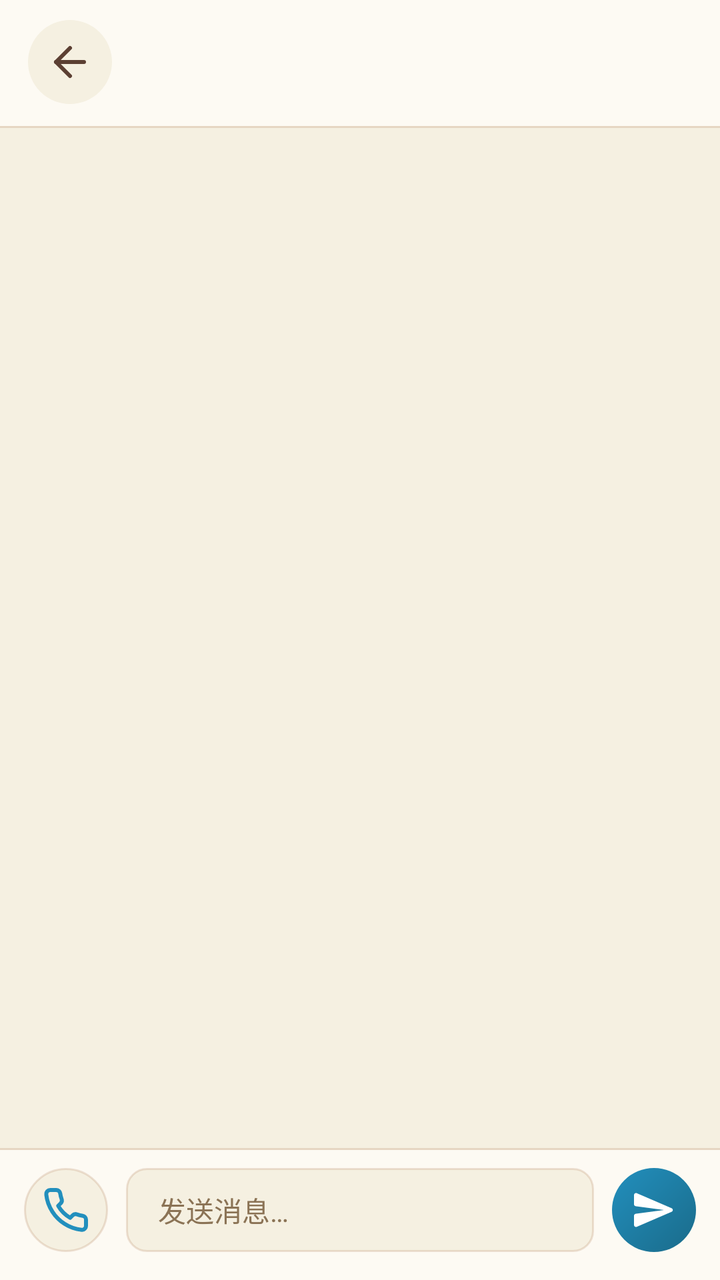
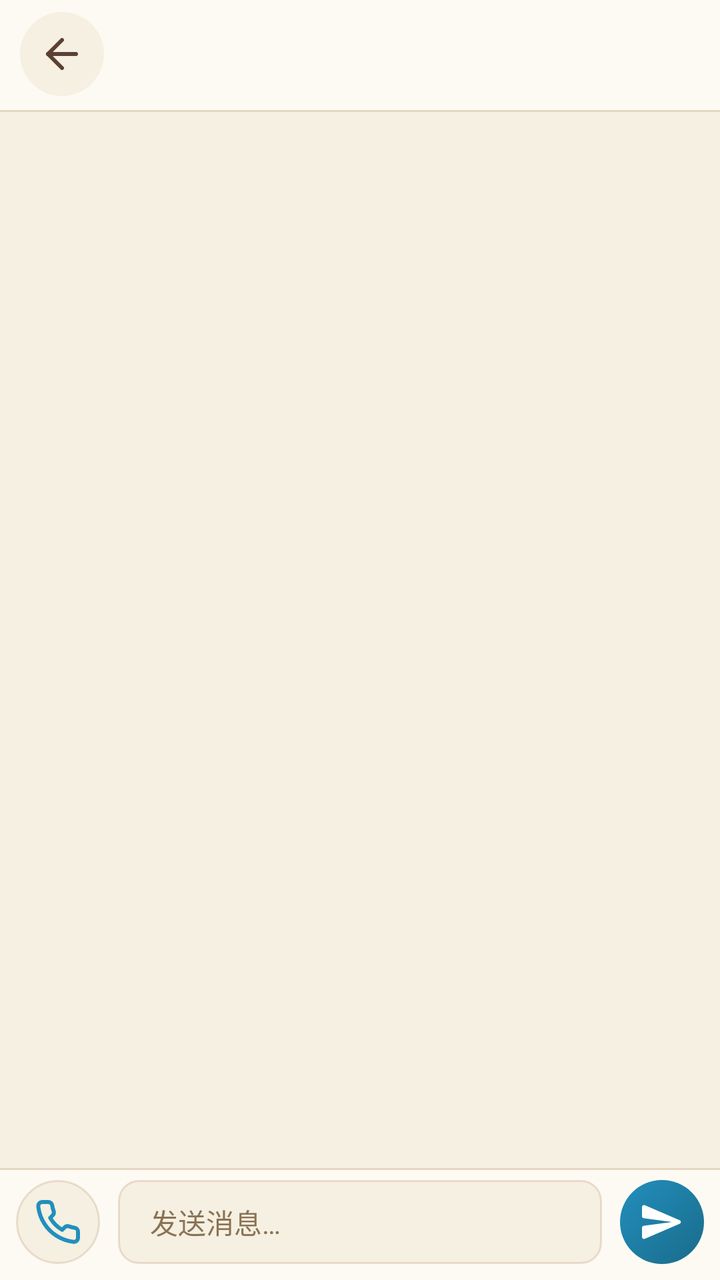

The first picture is an Android layout as it rendered before a commit; the second is the same layout after the commit. The layout source and the unified diff follow.
<!-- AndroidManifest.xml: application theme Theme.HelloXiaoZhi -->
<!-- res/layout/view_chat_detail.xml -->
<?xml version="1.0" encoding="utf-8"?>
<LinearLayout xmlns:android="http://schemas.android.com/apk/res/android"
    android:layout_width="match_parent"
    android:layout_height="match_parent"
    android:background="@color/xz_bg_deep"
    android:orientation="vertical">

    
    <LinearLayout
        android:layout_width="match_parent"
        android:layout_height="wrap_content"
        android:background="@drawable/bg_bar_bottom_divider"
        android:gravity="center_vertical"
        android:orientation="horizontal"
        android:paddingStart="14dp"
        android:paddingTop="10dp"
        android:paddingEnd="14dp"
        android:paddingBottom="12dp">

        <ImageButton
            android:id="@+id/btn_back_chat"
            android:layout_width="42dp"
            android:layout_height="42dp"
            android:background="@drawable/bg_icon_btn"
            android:contentDescription="@string/action_back"
            android:src="@drawable/ic_back"
            android:tint="@color/xz_text_secondary" />

        <LinearLayout
            android:layout_width="0dp"
            android:layout_height="wrap_content"
            android:layout_marginStart="12dp"
            android:layout_weight="1"
            android:orientation="vertical">

            <TextView
                android:id="@+id/detail_bot_name"
                style="@style/Xz.Text.ItemTitle"
                android:layout_width="wrap_content"
                android:layout_height="wrap_content"
                android:textSize="16sp" />

            <TextView
                android:id="@+id/detail_bot_status"
                style="@style/Xz.Text.Hint"
                android:layout_width="wrap_content"
                android:layout_height="wrap_content"
                android:layout_marginTop="2dp" />
        </LinearLayout>
    </LinearLayout>

    
    <androidx.recyclerview.widget.RecyclerView
        android:id="@+id/msg_list"
        android:layout_width="match_parent"
        android:layout_height="0dp"
        android:layout_weight="1"
        android:clipToPadding="false"
        android:padding="14dp" />

    
    <LinearLayout
        android:layout_width="match_parent"
        android:layout_height="wrap_content"
        android:background="@drawable/bg_bar_top_divider"
        android:gravity="center_vertical"
        android:orientation="horizontal"
        android:paddingStart="12dp"
        android:paddingTop="10dp"
        android:paddingEnd="12dp"
        android:paddingBottom="14dp">

        <ImageButton
            android:id="@+id/btn_call"
            android:layout_width="42dp"
            android:layout_height="42dp"
            android:background="@drawable/bg_icon_btn_outline"
            android:contentDescription="@string/action_call"
            android:src="@drawable/ic_call"
            android:tint="@color/xz_primary" />

        <EditText
            android:id="@+id/msg_input"
            android:layout_width="0dp"
            android:layout_height="42dp"
            android:layout_marginStart="9dp"
            android:layout_weight="1"
            android:background="@drawable/bg_field"
            android:hint="@string/input_hint"
            android:imeOptions="actionSend"
            android:paddingStart="16dp"
            android:paddingEnd="16dp"
            android:singleLine="true"
            android:textColor="@color/xz_text_primary"
            android:textColorHint="@color/xz_text_hint"
            android:textSize="14sp" />

        <ImageButton
            android:id="@+id/btn_send"
            android:layout_width="42dp"
            android:layout_height="42dp"
            android:layout_marginStart="9dp"
            android:background="@drawable/bg_btn_send"
            android:contentDescription="@string/action_send"
            android:src="@drawable/ic_send"
            android:tint="@color/xz_text_on_primary" />
    </LinearLayout>
</LinearLayout>
<!-- resources referenced by this layout -->
<resources>
  <color name="xz_bg_deep">#FFF5F0E1</color>
  <color name="xz_primary">#FF228FBD</color>
  <color name="xz_text_hint">#FF8B7355</color>
  <color name="xz_text_on_primary">#FFFFFFFF</color>
  <color name="xz_text_primary">#FF2C1810</color>
  <color name="xz_text_secondary">#FF5C4033</color>
  <!-- drawable bg_bar_bottom_divider (drawable) -->
  <?xml version="1.0" encoding="utf-8"?>
  <layer-list xmlns:android="http://schemas.android.com/apk/res/android">
      <item>
          <shape android:shape="rectangle">
              <solid android:color="@color/xz_border_subtle" />
          </shape>
      </item>
      <item android:bottom="@dimen/xz_stroke">
          <shape android:shape="rectangle">
              <solid android:color="@color/xz_bg_blur" />
          </shape>
      </item>
  </layer-list>
  <!-- drawable bg_bar_top_divider (drawable) -->
  <?xml version="1.0" encoding="utf-8"?>
  <layer-list xmlns:android="http://schemas.android.com/apk/res/android">
      <item>
          <shape android:shape="rectangle">
              <solid android:color="@color/xz_border_subtle" />
          </shape>
      </item>
      <item android:top="@dimen/xz_stroke">
          <shape android:shape="rectangle">
              <solid android:color="@color/xz_bg_blur" />
          </shape>
      </item>
  </layer-list>
  <!-- drawable bg_btn_send (drawable) -->
  <?xml version="1.0" encoding="utf-8"?>
  <shape xmlns:android="http://schemas.android.com/apk/res/android"
      android:shape="oval">
      <gradient
          android:angle="315"
          android:endColor="@color/xz_grad_user_end"
          android:startColor="@color/xz_grad_user_start"
          android:type="linear" />
  </shape>
  <!-- drawable bg_icon_btn (drawable) -->
  <?xml version="1.0" encoding="utf-8"?>
  <shape xmlns:android="http://schemas.android.com/apk/res/android"
      android:shape="oval">
      <solid android:color="@color/xz_bg_input" />
  </shape>
  <!-- drawable bg_icon_btn_outline (drawable) -->
  <?xml version="1.0" encoding="utf-8"?>
  <shape xmlns:android="http://schemas.android.com/apk/res/android"
      android:shape="oval">
      <solid android:color="@color/xz_bg_input" />
      <stroke
          android:width="@dimen/xz_stroke"
          android:color="@color/xz_border_subtle" />
  </shape>
  <!-- drawable ic_send (drawable) -->
  <?xml version="1.0" encoding="utf-8"?>
  <vector xmlns:android="http://schemas.android.com/apk/res/android"
      android:width="24dp"
      android:height="24dp"
      android:viewportWidth="24"
      android:viewportHeight="24">
      <path
          android:fillColor="#FFFFFFFF"
          android:pathData="M3.4,20.4l17.4,-7.5c0.8,-0.35 0.8,-1.45 0,-1.8L3.4,3.6c-0.66,-0.29 -1.39,0.2 -1.39,0.91L2,9.12c0,0.5 0.37,0.93 0.87,0.99L17,12L2.87,13.88c-0.5,0.07 -0.87,0.5 -0.87,1l0.01,4.61c0,0.72 0.73,1.2 1.39,0.91z" />
  </vector>
  <string name="action_back">返回</string>
  <string name="action_call">语音通话</string>
  <string name="action_send">发送</string>
  <string name="input_hint">发送消息…</string>
  <style name="Xz.Text.Hint" parent="">
          <item name="android:textSize">11sp</item>
          <item name="android:textColor">@color/xz_text_hint</item>
          <item name="android:lineSpacingMultiplier">1.3</item>
      </style>
  <style name="Xz.Text.ItemTitle" parent="">
          <item name="android:textSize">15sp</item>
          <item name="android:textStyle">bold</item>
          <item name="android:textColor">@color/xz_text_primary</item>
      </style>
  <color name="xz_border_subtle">#268B4513</color>
  <dimen name="xz_stroke">1dp</dimen>
  <color name="xz_bg_blur">#FDFAF3</color>
  <color name="xz_grad_user_end">#FF1A6B8A</color>
  <color name="xz_grad_user_start">#FF228FBD</color>
  <dimen name="xz_radius_sm">10dp</dimen>
  <color name="xz_bg_input">#FFF5F0E1</color>
  <dimen name="xz_stroke_focus">2dp</dimen>
  <color name="xz_border_focus">#FF228FBD</color>
  <color name="xz_accent_ai">#FF8B4513</color>
  <color name="xz_bg_card">#FFFAF6ED</color>
  <!-- unchanged entries left out for length: 4 -->
</resources>

<!-- the commit's change to res/layout/view_chat_detail.xml (unified diff, before → after) -->
@@ -12,10 +12,10 @@
         android:background="@drawable/bg_bar_bottom_divider"
         android:gravity="center_vertical"
         android:orientation="horizontal"
-        android:paddingStart="14dp"
-        android:paddingTop="10dp"
-        android:paddingEnd="14dp"
-        android:paddingBottom="12dp">
+        android:paddingStart="10dp"
+        android:paddingTop="6dp"
+        android:paddingEnd="10dp"
+        android:paddingBottom="8dp">
 
         <ImageButton
             android:id="@+id/btn_back_chat"
@@ -65,10 +65,10 @@
         android:background="@drawable/bg_bar_top_divider"
         android:gravity="center_vertical"
         android:orientation="horizontal"
-        android:paddingStart="12dp"
-        android:paddingTop="10dp"
-        android:paddingEnd="12dp"
-        android:paddingBottom="14dp">
+        android:paddingStart="8dp"
+        android:paddingTop="6dp"
+        android:paddingEnd="8dp"
+        android:paddingBottom="8dp">
 
         <ImageButton
             android:id="@+id/btn_call"
